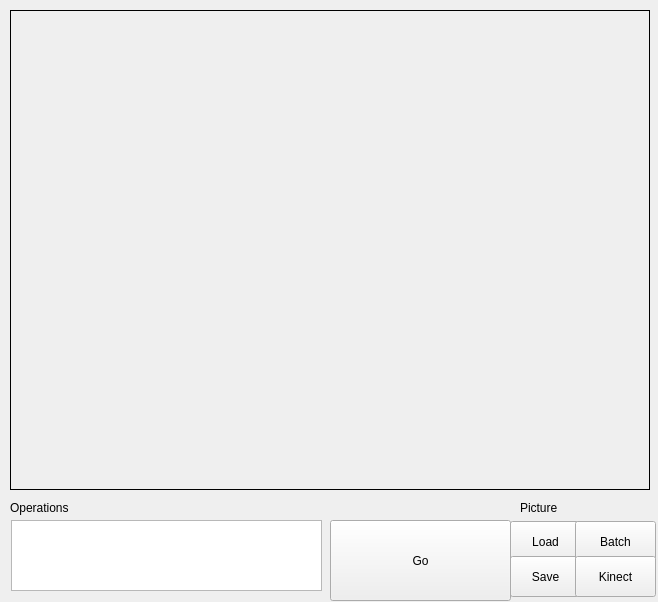
najlepsiwebdesigner/opencv-lab, file ui/mainwindow.ui: the form before one commit.
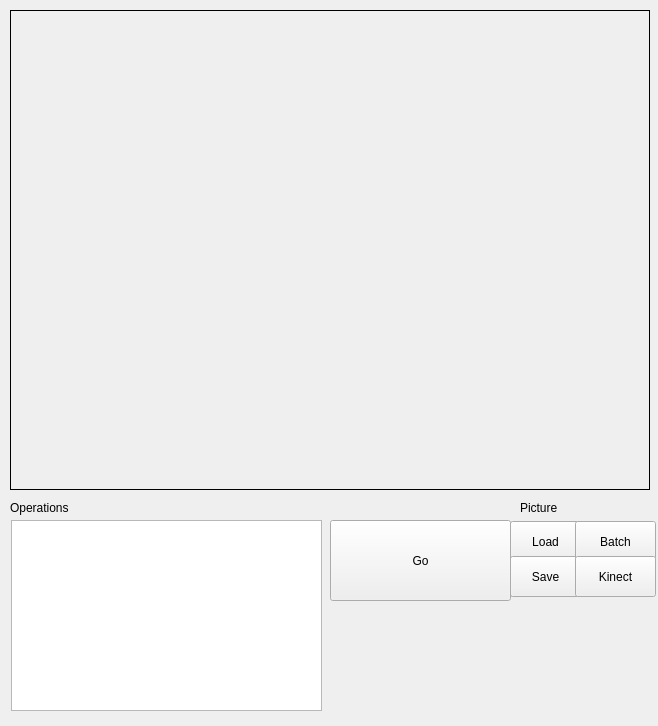
The form after the commit.

Patch:
```diff
--- a/ui/mainwindow.ui
+++ b/ui/mainwindow.ui
@@ -7,7 +7,7 @@
     <x>0</x>
     <y>0</y>
     <width>658</width>
-    <height>602</height>
+    <height>726</height>
    </rect>
   </property>
   <property name="sizePolicy">
@@ -16,18 +16,6 @@
     <verstretch>0</verstretch>
    </sizepolicy>
   </property>
-  <property name="minimumSize">
-   <size>
-    <width>658</width>
-    <height>602</height>
-   </size>
-  </property>
-  <property name="maximumSize">
-   <size>
-    <width>658</width>
-    <height>602</height>
-   </size>
-  </property>
   <property name="windowTitle">
    <string>idOCR</string>
   </property>
@@ -121,7 +109,7 @@
       <x>11</x>
       <y>520</y>
       <width>311</width>
-      <height>71</height>
+      <height>191</height>
      </rect>
     </property>
    </widget>
```
